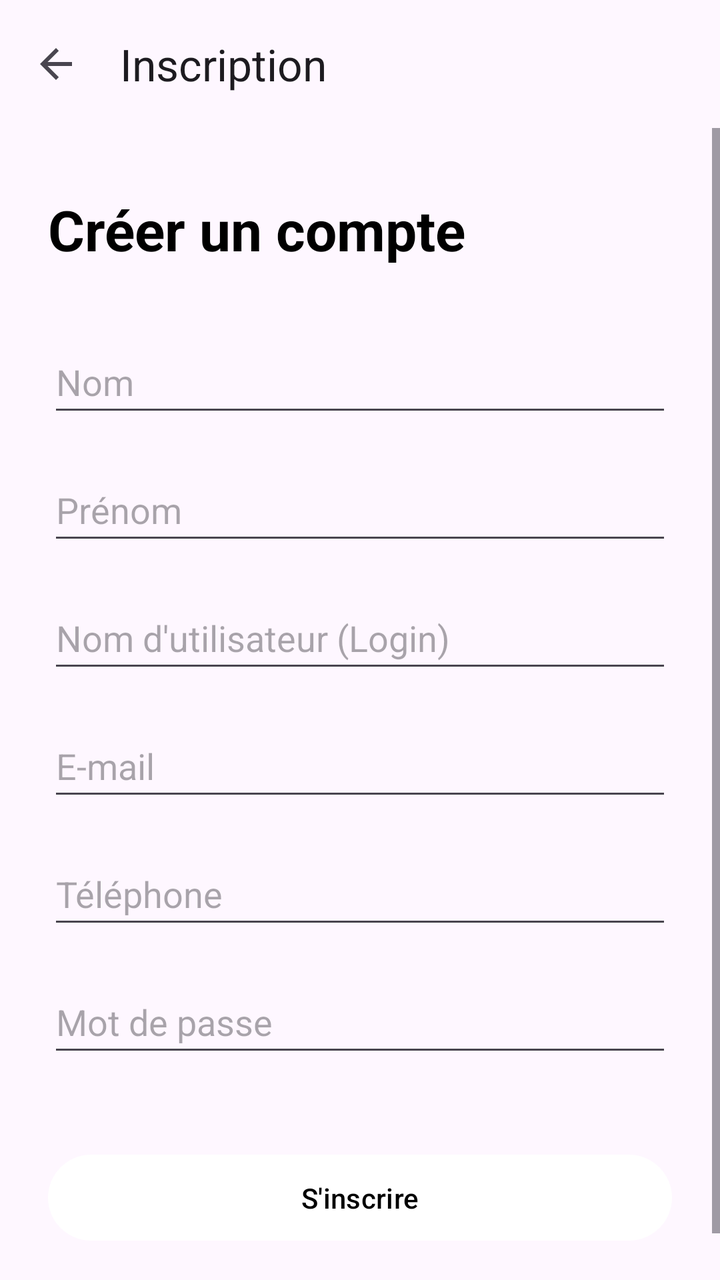
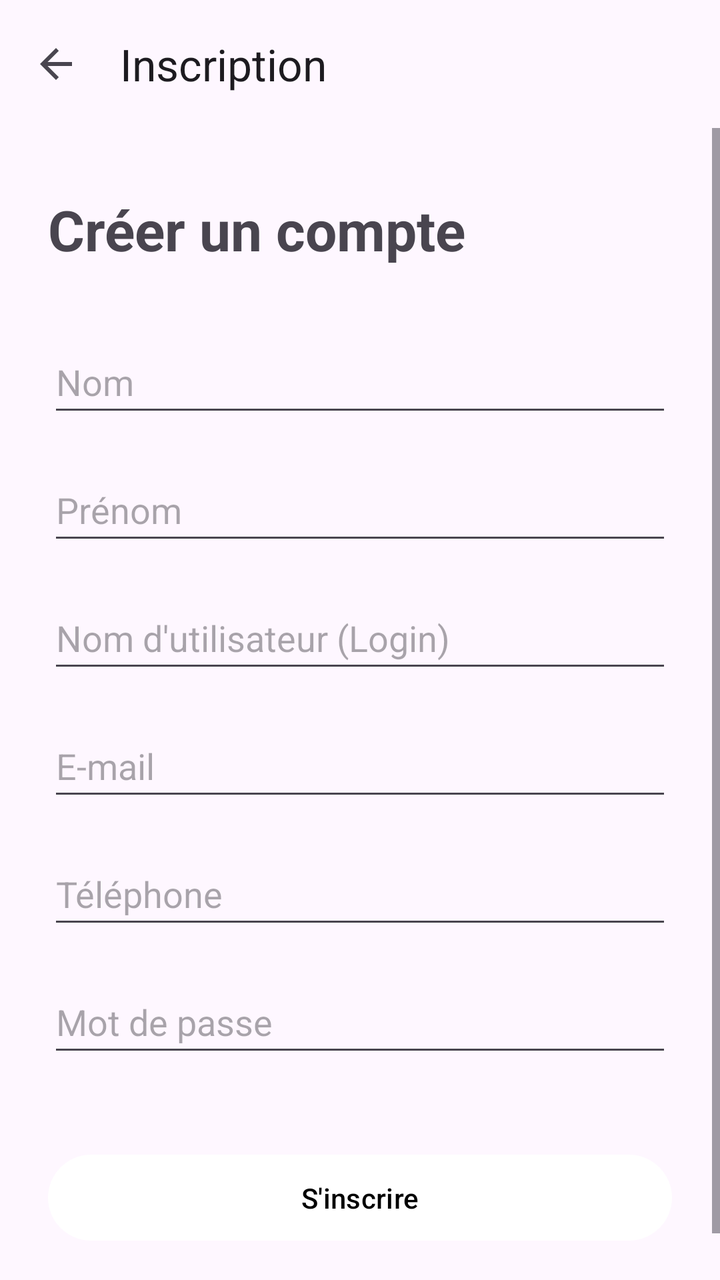

Two renders of the same Android screen: before a commit and after it. Below are the layout's source before the change and the commit's diff.
<!-- AndroidManifest.xml: application theme Theme.ICM_calculator -->
<!-- res/layout/activity_incription_utilisateur.xml -->
<?xml version="1.0" encoding="utf-8"?>
<androidx.constraintlayout.widget.ConstraintLayout xmlns:android="http://schemas.android.com/apk/res/android"
    xmlns:app="http://schemas.android.com/apk/res-auto"
    xmlns:tools="http://schemas.android.com/tools"
    android:id="@+id/main_inscription"
    android:layout_width="match_parent"
    android:layout_height="match_parent">

    <com.google.android.material.appbar.AppBarLayout
        android:id="@+id/appBarLayout"
        android:layout_width="match_parent"
        android:layout_height="wrap_content"
        app:layout_constraintTop_toTopOf="parent">

        <androidx.appcompat.widget.Toolbar
            android:id="@+id/toolbar_inscription"
            android:layout_width="match_parent"
            android:layout_height="?attr/actionBarSize"
            app:navigationIcon="?attr/homeAsUpIndicator"
            app:navigationIconTint="@color/black"
            app:title="Inscription" />
    </com.google.android.material.appbar.AppBarLayout>

    <ScrollView
        android:layout_width="match_parent"
        android:layout_height="0dp"
        android:fillViewport="true"
        app:layout_constraintBottom_toBottomOf="parent"
        app:layout_constraintTop_toBottomOf="@+id/appBarLayout">

        <androidx.constraintlayout.widget.ConstraintLayout
            android:layout_width="match_parent"
            android:layout_height="wrap_content"
            android:padding="24dp">

            <TextView
                android:id="@+id/reg_title"
                android:layout_width="wrap_content"
                android:layout_height="wrap_content"
                android:layout_marginTop="8dp"
                android:text="Créer un compte"
                android:textColor="@color/black"
                android:textSize="28sp"
                android:textStyle="bold"
                app:layout_constraintStart_toStartOf="parent"
                app:layout_constraintTop_toTopOf="parent" />

            <EditText
                android:id="@+id/reg_nom"
                android:layout_width="0dp"
                android:layout_height="wrap_content"
                android:layout_marginTop="32dp"
                android:hint="Nom"
                android:inputType="textCapWords"
                android:minHeight="48dp"
                app:layout_constraintEnd_toEndOf="parent"
                app:layout_constraintStart_toStartOf="parent"
                app:layout_constraintTop_toBottomOf="@+id/reg_title" />

            <EditText
                android:id="@+id/reg_prenom"
                android:layout_width="0dp"
                android:layout_height="wrap_content"
                android:layout_marginTop="16dp"
                android:hint="Prénom"
                android:inputType="textCapWords"
                android:minHeight="48dp"
                app:layout_constraintEnd_toEndOf="parent"
                app:layout_constraintStart_toStartOf="parent"
                app:layout_constraintTop_toBottomOf="@+id/reg_nom" />

            <EditText
                android:id="@+id/reg_login"
                android:layout_width="0dp"
                android:layout_height="wrap_content"
                android:layout_marginTop="16dp"
                android:hint="Nom d'utilisateur (Login)"
                android:inputType="text"
                android:minHeight="48dp"
                app:layout_constraintEnd_toEndOf="parent"
                app:layout_constraintStart_toStartOf="parent"
                app:layout_constraintTop_toBottomOf="@+id/reg_prenom" />

            <EditText
                android:id="@+id/reg_email"
                android:layout_width="0dp"
                android:layout_height="wrap_content"
                android:layout_marginTop="16dp"
                android:hint="E-mail"
                android:inputType="textEmailAddress"
                android:minHeight="48dp"
                app:layout_constraintEnd_toEndOf="parent"
                app:layout_constraintStart_toStartOf="parent"
                app:layout_constraintTop_toBottomOf="@+id/reg_login" />

            <EditText
                android:id="@+id/reg_tel"
                android:layout_width="0dp"
                android:layout_height="wrap_content"
                android:layout_marginTop="16dp"
                android:hint="Téléphone"
                android:inputType="phone"
                android:minHeight="48dp"
                app:layout_constraintEnd_toEndOf="parent"
                app:layout_constraintStart_toStartOf="parent"
                app:layout_constraintTop_toBottomOf="@+id/reg_email" />

            <EditText
                android:id="@+id/reg_mdp"
                android:layout_width="0dp"
                android:layout_height="wrap_content"
                android:layout_marginTop="16dp"
                android:hint="Mot de passe"
                android:inputType="textPassword"
                android:minHeight="48dp"
                app:layout_constraintEnd_toEndOf="parent"
                app:layout_constraintStart_toStartOf="parent"
                app:layout_constraintTop_toBottomOf="@+id/reg_tel" />

            <Button
                android:id="@+id/btn_inscription"
                android:layout_width="0dp"
                android:layout_height="wrap_content"
                android:layout_marginTop="40dp"
                android:layout_marginBottom="16dp"
                android:padding="12dp"
                android:text="S'inscrire"
                app:layout_constraintBottom_toBottomOf="parent"
                app:layout_constraintEnd_toEndOf="parent"
                app:layout_constraintStart_toStartOf="parent"
                app:layout_constraintTop_toBottomOf="@+id/reg_mdp" />

        </androidx.constraintlayout.widget.ConstraintLayout>
    </ScrollView>
</androidx.constraintlayout.widget.ConstraintLayout>
<!-- resources referenced by this layout -->
<resources>
  <color name="black">#000000</color>
  <style name="Theme.ICM_calculator" parent="Base.Theme.ICM_calculator" />
  <style name="Base.Theme.ICM_calculator" parent="Theme.Material3.DayNight.NoActionBar">
          <item name="colorPrimary">@color/white</item>
  
          <item name="colorOnPrimary">@color/black</item>
      </style>
  <color name="white">#FFFFFF</color>
</resources>

<!-- the commit's change to res/layout/activity_incription_utilisateur.xml (unified diff, before → after) -->
@@ -17,8 +17,7 @@
             android:layout_width="match_parent"
             android:layout_height="?attr/actionBarSize"
             app:navigationIcon="?attr/homeAsUpIndicator"
-            app:navigationIconTint="@color/black"
-            app:title="Inscription" />
+            app:title="@string/toolbar_inscription" />
     </com.google.android.material.appbar.AppBarLayout>
 
     <ScrollView
@@ -38,8 +37,7 @@
                 android:layout_width="wrap_content"
                 android:layout_height="wrap_content"
                 android:layout_marginTop="8dp"
-                android:text="Créer un compte"
-                android:textColor="@color/black"
+                android:text="@string/reg_title"
                 android:textSize="28sp"
                 android:textStyle="bold"
                 app:layout_constraintStart_toStartOf="parent"
@@ -50,7 +48,7 @@
                 android:layout_width="0dp"
                 android:layout_height="wrap_content"
                 android:layout_marginTop="32dp"
-                android:hint="Nom"
+                android:hint="@string/reg_nom"
                 android:inputType="textCapWords"
                 android:minHeight="48dp"
                 app:layout_constraintEnd_toEndOf="parent"
@@ -62,7 +60,7 @@
                 android:layout_width="0dp"
                 android:layout_height="wrap_content"
                 android:layout_marginTop="16dp"
-                android:hint="Prénom"
+                android:hint="@string/reg_prenom"
                 android:inputType="textCapWords"
                 android:minHeight="48dp"
                 app:layout_constraintEnd_toEndOf="parent"
@@ -74,7 +72,7 @@
                 android:layout_width="0dp"
                 android:layout_height="wrap_content"
                 android:layout_marginTop="16dp"
-                android:hint="Nom d'utilisateur (Login)"
+                android:hint="@string/reg_login"
                 android:inputType="text"
                 android:minHeight="48dp"
                 app:layout_constraintEnd_toEndOf="parent"
@@ -86,7 +84,7 @@
                 android:layout_width="0dp"
                 android:layout_height="wrap_content"
                 android:layout_marginTop="16dp"
-                android:hint="E-mail"
+                android:hint="@string/reg_email"
                 android:inputType="textEmailAddress"
                 android:minHeight="48dp"
                 app:layout_constraintEnd_toEndOf="parent"
@@ -98,7 +96,7 @@
                 android:layout_width="0dp"
                 android:layout_height="wrap_content"
                 android:layout_marginTop="16dp"
-                android:hint="Téléphone"
+                android:hint="@string/reg_tel"
                 android:inputType="phone"
                 android:minHeight="48dp"
                 app:layout_constraintEnd_toEndOf="parent"
@@ -110,7 +108,7 @@
                 android:layout_width="0dp"
                 android:layout_height="wrap_content"
                 android:layout_marginTop="16dp"
-                android:hint="Mot de passe"
+                android:hint="@string/reg_mdp"
                 android:inputType="textPassword"
                 android:minHeight="48dp"
                 app:layout_constraintEnd_toEndOf="parent"
@@ -124,7 +122,7 @@
                 android:layout_marginTop="40dp"
                 android:layout_marginBottom="16dp"
                 android:padding="12dp"
-                android:text="S'inscrire"
+                android:text="@string/btn_inscription"
                 app:layout_constraintBottom_toBottomOf="parent"
                 app:layout_constraintEnd_toEndOf="parent"
                 app:layout_constraintStart_toStartOf="parent"
<!-- resource entries referenced after the edit -->
@@ -1,5 +1,14 @@
 <!-- resources referenced by this layout -->
 <resources>
+  <string name="btn_inscription">S\'inscrire</string>
+  <string name="reg_email">E-mail</string>
+  <string name="reg_login">Nom d\'utilisateur (Login)</string>
+  <string name="reg_mdp">Mot de passe</string>
+  <string name="reg_nom">Nom</string>
+  <string name="reg_prenom">Prénom</string>
+  <string name="reg_tel">Téléphone</string>
+  <string name="reg_title">Créer un compte</string>
+  <string name="toolbar_inscription">Inscription</string>
   <color name="black">#000000</color>
   <style name="Theme.ICM_calculator" parent="Base.Theme.ICM_calculator" />
   <style name="Base.Theme.ICM_calculator" parent="Theme.Material3.DayNight.NoActionBar">
